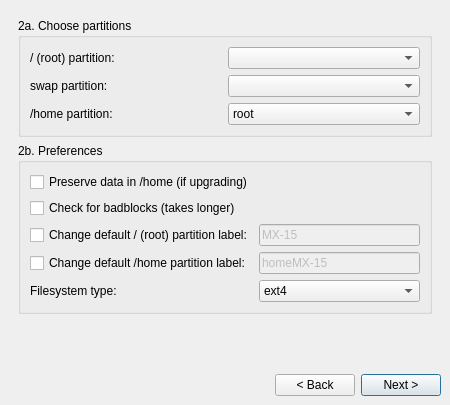
anticapitalista/MX-installer, file meinstall.ui: the form before one commit.
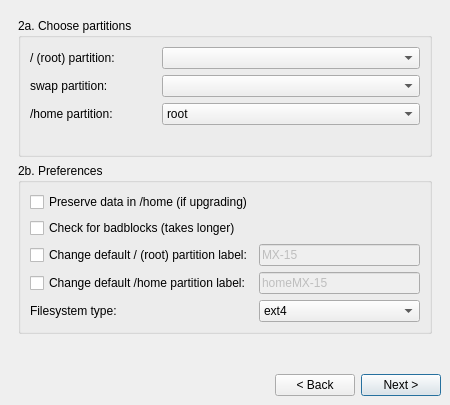
The form after the commit. The open tabs and pages were chosen to show the change.

Commit message: added Label info for partitions, various fixes

The edit to the form file:
```diff
--- a/meinstall.ui
+++ b/meinstall.ui
@@ -506,122 +506,6 @@
          </property>
         </spacer>
        </item>
-       <item row="0" column="0">
-        <widget class="QGroupBox" name="rootBox">
-         <property name="sizePolicy">
-          <sizepolicy hsizetype="MinimumExpanding" vsizetype="Minimum">
-           <horstretch>0</horstretch>
-           <verstretch>0</verstretch>
-          </sizepolicy>
-         </property>
-         <property name="title">
-          <string>2a. Choose partitions</string>
-         </property>
-         <layout class="QGridLayout">
-          <property name="leftMargin">
-           <number>9</number>
-          </property>
-          <property name="topMargin">
-           <number>9</number>
-          </property>
-          <property name="rightMargin">
-           <number>9</number>
-          </property>
-          <property name="bottomMargin">
-           <number>9</number>
-          </property>
-          <property name="spacing">
-           <number>6</number>
-          </property>
-          <item row="1" column="1">
-           <widget class="QComboBox" name="swapCombo">
-            <property name="sizePolicy">
-             <sizepolicy hsizetype="MinimumExpanding" vsizetype="Minimum">
-              <horstretch>0</horstretch>
-              <verstretch>0</verstretch>
-             </sizepolicy>
-            </property>
-           </widget>
-          </item>
-          <item row="0" column="0">
-           <widget class="QLabel" name="rootLabel">
-            <property name="sizePolicy">
-             <sizepolicy hsizetype="MinimumExpanding" vsizetype="Minimum">
-              <horstretch>0</horstretch>
-              <verstretch>0</verstretch>
-             </sizepolicy>
-            </property>
-            <property name="font">
-             <font/>
-            </property>
-            <property name="text">
-             <string>/ (root) partition:</string>
-            </property>
-            <property name="wordWrap">
-             <bool>false</bool>
-            </property>
-           </widget>
-          </item>
-          <item row="0" column="1">
-           <widget class="QComboBox" name="rootCombo">
-            <property name="sizePolicy">
-             <sizepolicy hsizetype="MinimumExpanding" vsizetype="Minimum">
-              <horstretch>0</horstretch>
-              <verstretch>0</verstretch>
-             </sizepolicy>
-            </property>
-           </widget>
-          </item>
-          <item row="1" column="0">
-           <widget class="QLabel" name="swapLabel">
-            <property name="sizePolicy">
-             <sizepolicy hsizetype="MinimumExpanding" vsizetype="Minimum">
-              <horstretch>0</horstretch>
-              <verstretch>0</verstretch>
-             </sizepolicy>
-            </property>
-            <property name="text">
-             <string>swap partition:</string>
-            </property>
-            <property name="wordWrap">
-             <bool>false</bool>
-            </property>
-           </widget>
-          </item>
-          <item row="2" column="0">
-           <widget class="QLabel" name="homeLabel">
-            <property name="sizePolicy">
-             <sizepolicy hsizetype="MinimumExpanding" vsizetype="Minimum">
-              <horstretch>0</horstretch>
-              <verstretch>0</verstretch>
-             </sizepolicy>
-            </property>
-            <property name="text">
-             <string>/home partition:</string>
-            </property>
-            <property name="wordWrap">
-             <bool>false</bool>
-            </property>
-           </widget>
-          </item>
-          <item row="2" column="1">
-           <widget class="QComboBox" name="homeCombo">
-            <property name="sizePolicy">
-             <sizepolicy hsizetype="MinimumExpanding" vsizetype="Minimum">
-              <horstretch>0</horstretch>
-              <verstretch>0</verstretch>
-             </sizepolicy>
-            </property>
-            <item>
-             <property name="text">
-              <string>root</string>
-             </property>
-            </item>
-           </widget>
-          </item>
-         </layout>
-        </widget>
-       </item>
        <item row="1" column="0">
         <widget class="QGroupBox" name="partsPreferencesBox">
          <property name="sizePolicy">
@@ -649,60 +533,6 @@
           <property name="spacing">
            <number>6</number>
           </property>
-          <item row="2" column="0">
-           <widget class="QCheckBox" name="rootLabelCheck">
-            <property name="text">
-             <string>Change default / (root) partition label:</string>
-            </property>
-           </widget>
-          </item>
-          <item row="4" column="0">
-           <widget class="QLabel" name="rootTypeLabel">
-            <property name="sizePolicy">
-             <sizepolicy hsizetype="MinimumExpanding" vsizetype="Minimum">
-              <horstretch>0</horstretch>
-              <verstretch>0</verstretch>
-             </sizepolicy>
-            </property>
-            <property name="minimumSize">
-             <size>
-              <width>0</width>
-              <height>0</height>
-             </size>
-            </property>
-            <property name="font">
-             <font/>
-            </property>
-            <property name="text">
-             <string>Filesystem type:</string>
-            </property>
-            <property name="wordWrap">
-             <bool>false</bool>
-            </property>
-           </widget>
-          </item>
-          <item row="1" column="0" colspan="2">
-           <widget class="QCheckBox" name="badblocksCheck">
-            <property name="sizePolicy">
-             <sizepolicy hsizetype="MinimumExpanding" vsizetype="Minimum">
-              <horstretch>0</horstretch>
-              <verstretch>0</verstretch>
-             </sizepolicy>
-            </property>
-            <property name="minimumSize">
-             <size>
-              <width>0</width>
-              <height>0</height>
-             </size>
-            </property>
-            <property name="text">
-             <string>Check for badblocks (takes longer)</string>
-            </property>
-            <property name="checked">
-             <bool>false</bool>
-            </property>
-           </widget>
-          </item>
           <item row="0" column="0" colspan="2">
            <widget class="QCheckBox" name="saveHomeCheck">
             <property name="sizePolicy">
@@ -716,6 +546,61 @@
             </property>
            </widget>
           </item>
+          <item row="3" column="1">
+           <widget class="QLineEdit" name="homeLabelEdit">
+            <property name="enabled">
+             <bool>false</bool>
+            </property>
+            <property name="text">
+             <string>homeMX-15</string>
+            </property>
+           </widget>
+          </item>
+          <item row="4" column="0">
+           <widget class="QLabel" name="rootTypeLabel">
+            <property name="sizePolicy">
+             <sizepolicy hsizetype="MinimumExpanding" vsizetype="Minimum">
+              <horstretch>0</horstretch>
+              <verstretch>0</verstretch>
+             </sizepolicy>
+            </property>
+            <property name="minimumSize">
+             <size>
+              <width>0</width>
+              <height>0</height>
+             </size>
+            </property>
+            <property name="font">
+             <font/>
+            </property>
+            <property name="text">
+             <string>Filesystem type:</string>
+            </property>
+            <property name="wordWrap">
+             <bool>false</bool>
+            </property>
+           </widget>
+          </item>
+          <item row="2" column="1">
+           <widget class="QLineEdit" name="rootLabelEdit">
+            <property name="enabled">
+             <bool>false</bool>
+            </property>
+            <property name="text">
+             <string>MX-15</string>
+            </property>
+            <property name="placeholderText">
+             <string/>
+            </property>
+           </widget>
+          </item>
+          <item row="2" column="0">
+           <widget class="QCheckBox" name="rootLabelCheck">
+            <property name="text">
+             <string>Change default / (root) partition label:</string>
+            </property>
+           </widget>
+          </item>
           <item row="4" column="1">
            <widget class="QComboBox" name="rootTypeCombo">
             <property name="sizePolicy">
@@ -771,27 +656,181 @@
             </property>
            </widget>
           </item>
-          <item row="2" column="1">
-           <widget class="QLineEdit" name="rootLabelEdit">
-            <property name="enabled">
+          <item row="1" column="0" colspan="2">
+           <widget class="QCheckBox" name="badblocksCheck">
+            <property name="sizePolicy">
+             <sizepolicy hsizetype="MinimumExpanding" vsizetype="Minimum">
+              <horstretch>0</horstretch>
+              <verstretch>0</verstretch>
+             </sizepolicy>
+            </property>
+            <property name="minimumSize">
+             <size>
+              <width>0</width>
+              <height>0</height>
+             </size>
+            </property>
+            <property name="text">
+             <string>Check for badblocks (takes longer)</string>
+            </property>
+            <property name="checked">
              <bool>false</bool>
             </property>
+           </widget>
+          </item>
+         </layout>
+        </widget>
+       </item>
+       <item row="0" column="0">
+        <widget class="QGroupBox" name="rootBox">
+         <property name="sizePolicy">
+          <sizepolicy hsizetype="MinimumExpanding" vsizetype="Minimum">
+           <horstretch>0</horstretch>
+           <verstretch>0</verstretch>
+          </sizepolicy>
+         </property>
+         <property name="title">
+          <string>2a. Choose partitions</string>
+         </property>
+         <layout class="QGridLayout">
+          <property name="leftMargin">
+           <number>9</number>
+          </property>
+          <property name="topMargin">
+           <number>9</number>
+          </property>
+          <property name="rightMargin">
+           <number>9</number>
+          </property>
+          <property name="bottomMargin">
+           <number>9</number>
+          </property>
+          <property name="spacing">
+           <number>6</number>
+          </property>
+          <item row="0" column="0">
+           <widget class="QLabel" name="rootLabel">
+            <property name="sizePolicy">
+             <sizepolicy hsizetype="MinimumExpanding" vsizetype="Minimum">
+              <horstretch>0</horstretch>
+              <verstretch>0</verstretch>
+             </sizepolicy>
+            </property>
+            <property name="font">
+             <font/>
+            </property>
             <property name="text">
-             <string>MX-15</string>
+             <string>/ (root) partition:</string>
             </property>
-            <property name="placeholderText">
-             <string/>
+            <property name="wordWrap">
+             <bool>false</bool>
             </property>
            </widget>
           </item>
+          <item row="1" column="0">
+           <widget class="QLabel" name="swapLabel">
+            <property name="sizePolicy">
+             <sizepolicy hsizetype="MinimumExpanding" vsizetype="Minimum">
+              <horstretch>0</horstretch>
+              <verstretch>0</verstretch>
+             </sizepolicy>
+            </property>
+            <property name="text">
+             <string>swap partition:</string>
+            </property>
+            <property name="wordWrap">
+             <bool>false</bool>
+            </property>
+           </widget>
+          </item>
+          <item row="2" column="0">
+           <widget class="QLabel" name="homeLabel">
+            <property name="sizePolicy">
+             <sizepolicy hsizetype="MinimumExpanding" vsizetype="Minimum">
+              <horstretch>0</horstretch>
+              <verstretch>0</verstretch>
+             </sizepolicy>
+            </property>
+            <property name="text">
+             <string>/home partition:</string>
+            </property>
+            <property name="wordWrap">
+             <bool>false</bool>
+            </property>
+           </widget>
+          </item>
+          <item row="0" column="1" colspan="2">
+           <widget class="QComboBox" name="rootCombo">
+            <property name="sizePolicy">
+             <sizepolicy hsizetype="MinimumExpanding" vsizetype="Minimum">
+              <horstretch>0</horstretch>
+              <verstretch>0</verstretch>
+             </sizepolicy>
+            </property>
+           </widget>
+          </item>
+          <item row="1" column="1" colspan="2">
+           <widget class="QComboBox" name="swapCombo">
+            <property name="sizePolicy">
+             <sizepolicy hsizetype="MinimumExpanding" vsizetype="Minimum">
+              <horstretch>0</horstretch>
+              <verstretch>0</verstretch>
+             </sizepolicy>
+            </property>
+           </widget>
+          </item>
+          <item row="3" column="0">
+           <spacer name="horizontalSpacer_3">
+            <property name="orientation">
+             <enum>Qt::Horizontal</enum>
+            </property>
+            <property name="sizeHint" stdset="0">
+             <size>
+              <width>40</width>
+              <height>20</height>
+             </size>
+            </property>
+           </spacer>
+          </item>
           <item row="3" column="1">
-           <widget class="QLineEdit" name="homeLabelEdit">
-            <property name="enabled">
-             <bool>false</bool>
+           <spacer name="horizontalSpacer_4">
+            <property name="orientation">
+             <enum>Qt::Horizontal</enum>
             </property>
-            <property name="text">
-             <string>homeMX-15</string>
+            <property name="sizeHint" stdset="0">
+             <size>
+              <width>40</width>
+              <height>20</height>
+             </size>
             </property>
+           </spacer>
+          </item>
+          <item row="3" column="2">
+           <spacer name="horizontalSpacer_2">
+            <property name="orientation">
+             <enum>Qt::Horizontal</enum>
+            </property>
+            <property name="sizeHint" stdset="0">
+             <size>
+              <width>40</width>
+              <height>20</height>
+             </size>
+            </property>
+           </spacer>
+          </item>
+          <item row="2" column="1" colspan="2">
+           <widget class="QComboBox" name="homeCombo">
+            <property name="sizePolicy">
+             <sizepolicy hsizetype="MinimumExpanding" vsizetype="Minimum">
+              <horstretch>0</horstretch>
+              <verstretch>0</verstretch>
+             </sizepolicy>
+            </property>
+            <item>
+             <property name="text">
+              <string>root</string>
+             </property>
+            </item>
            </widget>
           </item>
          </layout>
```
Left out of the diff: 2 changed lines with no effect on the pictures. The commit also changes 5 other files.
